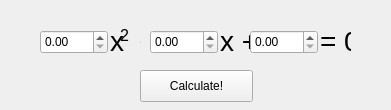
Old version of the form src/gui/main_window.ui in the repository nulLeeKH/quadratic-equation-solver.
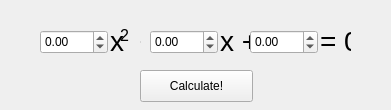
New version of the form.

Commit message:
[FIX] Change QDoubleSpinBox's input range
Change to minimum -100.000000 maximum 100.000000.

```diff
--- a/src/gui/main_window.ui
+++ b/src/gui/main_window.ui
@@ -35,6 +35,9 @@
      <height>24</height>
     </rect>
    </property>
+   <property name="minimum">
+    <double>-100.000000000000000</double>
+   </property>
   </widget>
   <widget class="QLabel" name="label">
    <property name="geometry">
@@ -81,6 +84,9 @@
      <height>24</height>
     </rect>
    </property>
+   <property name="minimum">
+    <double>-100.000000000000000</double>
+   </property>
   </widget>
   <widget class="QLabel" name="label_3">
    <property name="geometry">
@@ -109,6 +115,12 @@
      <height>24</height>
     </rect>
    </property>
+   <property name="minimum">
+    <double>-100.000000000000000</double>
+   </property>
+   <property name="maximum">
+    <double>100.000000000000000</double>
+   </property>
   </widget>
   <widget class="QLabel" name="label_4">
    <property name="geometry">
```
